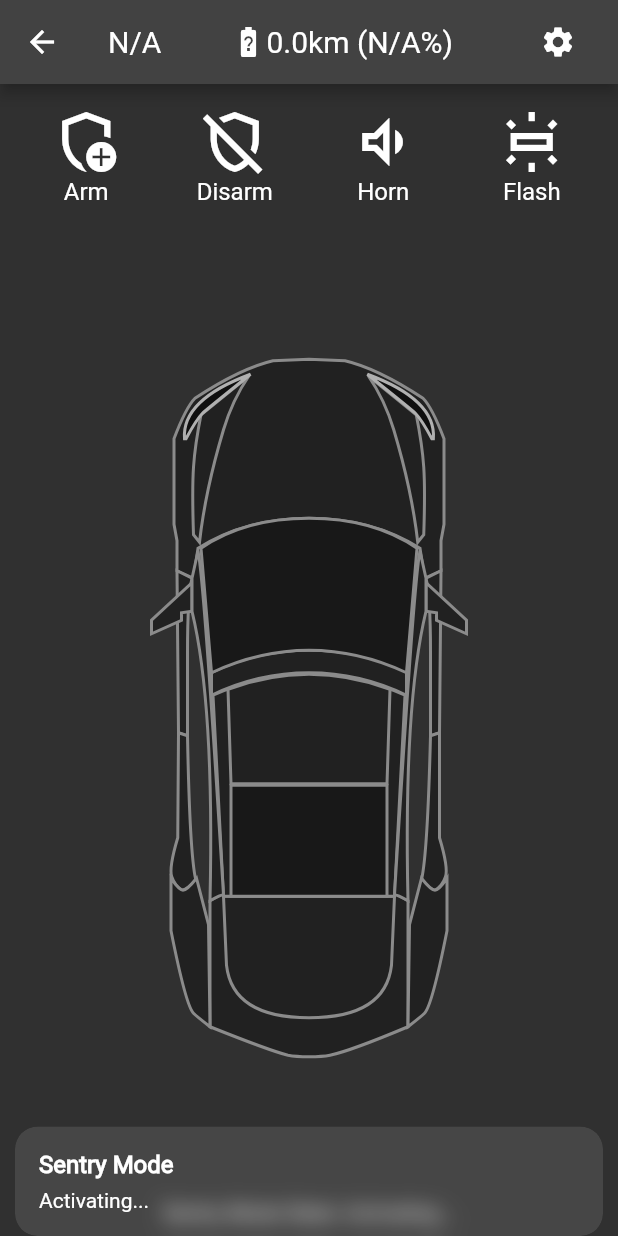
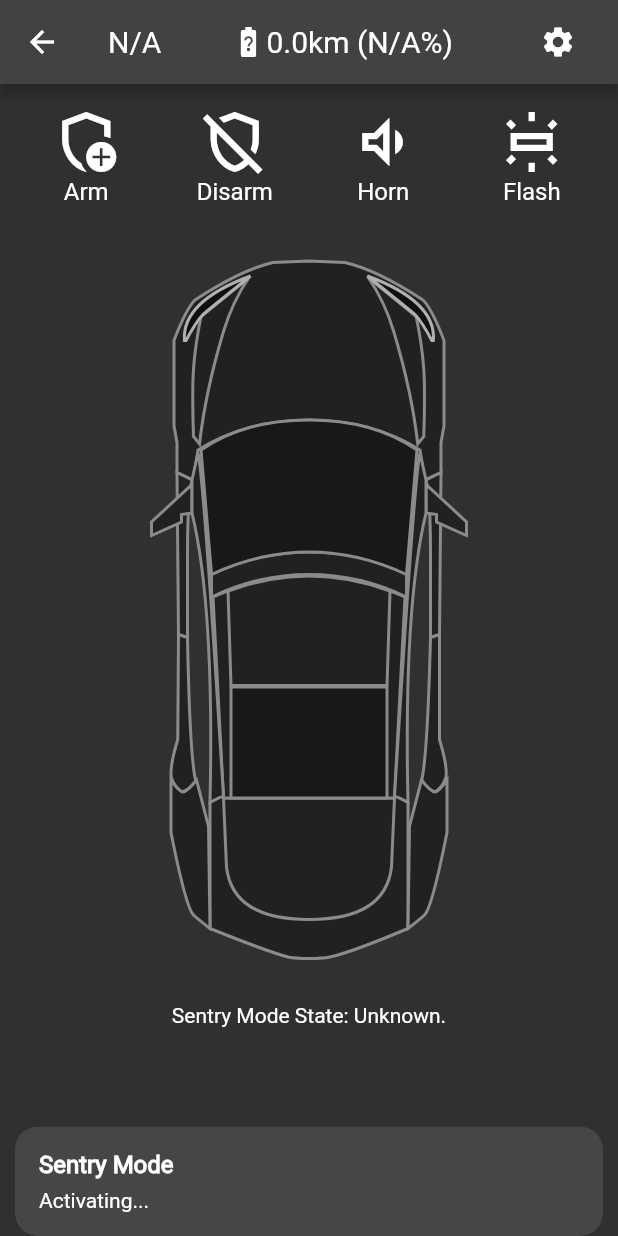
Before and after one commit to yakeer/DearT, a Flutter app: the HomeScreen screen opened by its route, after a tap on "Arm", on a phone screen of 412 x 824 dp. Run offline on Flutter 3.47's test engine with Material 2 defaults, Android fonts, the phone set to English and light mode, and no system bars; our stand-ins replace flutter_secure_storage, flutter_svg, get, webview_flutter; missing offline and left inert: flutter_settings_ui; accounts and stored records are empty; network calls fail; statements that could not run were skipped.

Commit message:
Refresh Data + SentryMode indicator.

```diff
--- a/lib/controllers/car_controller.dart
+++ b/lib/controllers/car_controller.dart
@@ -1,6 +1,74 @@
+import 'dart:async';
+
+import 'package:deart/models/enums/sentry_mode_state.dart';
+import 'package:deart/models/vehicle_data.dart';
+import 'package:deart/utils/storage_utils.dart';
+import 'package:deart/utils/tesla_api.dart';
 import 'package:get/get.dart';
 
 class CarController extends GetxController {
   Rx<int?> vehicleId = Rx(null);
   RxString vehicleName = RxString('N/A');
+  Rx<SentryModeState> sentryModeState = Rx(SentryModeState.unknown);
+  Rx<VehicleData?> vehicleData = Rx(null);
+
+  TeslaAPI api = Get.find<TeslaAPI>();
+
+  final List<StreamSubscription> subscriptions = [];
+
+  @override
+  void onInit() {
+    _loadVehicleData();
+    _loadSentryState();
+    super.onInit();
+  }
+
+  void _loadVehicleData() async {
+    vehicleData.value = await api.vehicleData();
+  }
+
+  void _loadSentryState() async {
+    String? stateFromStorage = await readStorageKey('sentryModeState');
+    if (stateFromStorage != null) {
+      sentryModeState.value = SentryModeState.values
+          .firstWhere((element) => element.toString() == stateFromStorage);
+    } else {
+      setSentryState(SentryModeState.unknown);
+    }
+
+    subscriptions.add(vehicleData.listen((data) async {
+      // Check Odometer if was on.
+      if (sentryModeState.value == SentryModeState.on) {
+        if (await containsStorageKey('sentryModeOnOdometer')) {
+          double? lastOdometer =
+              double.tryParse((await readStorageKey('sentryModeOnOdometer'))!);
+          if (lastOdometer != null) {
+            if (data!.vehicleState.odometer > lastOdometer) {
+              setSentryState(SentryModeState.off);
+            }
+          }
+        }
+      }
+    }));
+  }
+
+  void setSentryState(SentryModeState state) {
+    sentryModeState.value = state;
+
+    writeStorageKey('sentryModeState', state.toString());
+    if (vehicleData.value != null) {
+      writeStorageKey('sentryModeOnOdometer',
+          vehicleData.value!.vehicleState.odometer.toString());
+    }
+  }
+
+  @override
+  void onClose() {
+    // Close subscriptions.
+    for (var element in subscriptions) {
+      element.cancel();
+    }
+
+    super.onClose();
+  }
 }
--- a/lib/controllers/home_controller.dart
+++ b/lib/controllers/home_controller.dart
@@ -1,6 +1,7 @@
 import 'package:deart/controllers/car_controller.dart';
 import 'package:deart/globals.dart';
 import 'package:deart/models/charge_state.dart';
+import 'package:deart/models/enums/sentry_mode_state.dart';
 import 'package:deart/models/vehicle.dart';
 import 'package:deart/utils/storage_utils.dart';
 import 'package:deart/utils/tesla_api.dart';
@@ -8,17 +9,27 @@ import 'package:get/get.dart';
 
 class HomeController extends GetxController {
   Rx<ChargeState?> chargeState = Rx<ChargeState?>(null);
-  Rx<String> commandStatus = RxString('Ready.');
-  TeslaAPI api = TeslaAPI();
+  TeslaAPI api = Get.find<TeslaAPI>();
+  Rx<SentryModeState> sentryModeState = Rx(SentryModeState.unknown);
+
+  HomeController() {
+    Get.put(CarController());
+  }
 
   @override
-  void onInit() {
+  void onInit() async {
     // Load Vehicle Settings.
     loadVehicle().then((value) async {
       await loadChargeState();
+      await api.wakeUp();
+    });
 
-      // Wake up the car
-      await api.wakeUp();
+    // Init
+    sentryModeState.value = Get.find<CarController>().sentryModeState.value;
+
+    // And listen for changes.
+    Get.find<CarController>().sentryModeState.listen((state) {
+      sentryModeState.value = state;
     });
 
     super.onInit();
@@ -39,6 +50,8 @@ class HomeController extends GetxController {
   Future loadChargeState() async {
     ChargeState? result = await api.chargeState();
     chargeState.value = result;
+
+    update();
   }
 
   void turnOnSentry() async {
@@ -49,7 +62,6 @@ class HomeController extends GetxController {
       isDismissible: true,
     );
 
-    commandStatus.value = 'Activating...';
     bool success = await api.toggleSentry(true);
 
     Get.snackbar(
@@ -60,15 +72,13 @@ class HomeController extends GetxController {
     );
 
     if (success) {
-      commandStatus.value = 'Activated.';
+      Get.find<CarController>().setSentryState(SentryModeState.on);
     } else {
-      commandStatus.value = 'Error Activating!';
+      Get.find<CarController>().setSentryState(SentryModeState.unknown);
     }
   }
 
   void turnOffSentry() async {
-    commandStatus.value = 'Deactivating...';
-
     Get.snackbar(
       'Sentry Mode',
       'Deactivating...',
@@ -86,9 +96,9 @@ class HomeController extends GetxController {
     );
 
     if (success) {
-      commandStatus.value = 'Deactivated.';
+      Get.find<CarController>().setSentryState(SentryModeState.off);
     } else {
-      commandStatus.value = 'Error Deactivating!';
+      Get.find<CarController>().setSentryState(SentryModeState.unknown);
     }
   }
 
@@ -117,4 +127,24 @@ class HomeController extends GetxController {
   void goToSettings() {
     Get.toNamed('/settings');
   }
+
+  Future refreshState() async {
+    return loadVehicle().then((value) async {
+      await loadChargeState();
+
+      // Wake up the car
+      await api.wakeUp();
+    });
+  }
+
+  String sentryModeStateText(SentryModeState sentryModeState) {
+    switch (sentryModeState) {
+      case SentryModeState.unknown:
+        return "Unknown";
+      case SentryModeState.off:
+        return "Off";
+      case SentryModeState.on:
+        return "Engaged";
+    }
+  }
 }
--- a/lib/controllers/settings_controller.dart
+++ b/lib/controllers/settings_controller.dart
@@ -16,9 +16,6 @@ class SettingsController extends GetxController {
 
     Get.delete<HomeController>();
 
-    // Reset CarController
-    Get.lazyReplace(() => CarController());
-
     Get.offAllNamed('/');
   }
 }
--- /dev/null
+++ b/lib/models/enums/sentry_mode_state.dart
@@ -0,0 +1,5 @@
+enum SentryModeState {
+  unknown,
+  off,
+  on,
+}
--- /dev/null
+++ b/lib/models/vehicle_data.dart
@@ -0,0 +1,21 @@
+import 'package:deart/models/charge_state.dart';
+import 'package:deart/models/vehicle_state.dart';
+import 'package:json_annotation/json_annotation.dart';
+
+part 'vehicle_data.g.dart';
+
+@JsonSerializable(createToJson: false)
+class VehicleData {
+  @JsonKey(name: 'charge_state')
+  final ChargeState chargeState;
+
+  @JsonKey(name: 'vehicle_state')
+  final VehicleState vehicleState;
+
+  final String state;
+
+  VehicleData(this.chargeState, this.vehicleState, this.state);
+
+  factory VehicleData.fromJson(Map<String, dynamic> json) =>
+      _$VehicleDataFromJson(json);
+}
--- a/lib/screens/home.dart
+++ b/lib/screens/home.dart
@@ -28,7 +28,14 @@ class HomeScreen extends GetView<HomeController> {
     // than having to individually change instances of widgets.
     return GetX<HomeController>(
       init: HomeController(),
-      builder: (controller) => Scaffold(
+      builder: (controller) => RefreshIndicator(
+        displacement: Get.mediaQuery.size.height / 2,
+        backgroundColor: Get.theme.backgroundColor,
+        color: Colors.white,
+        strokeWidth: 3,
+        triggerMode: RefreshIndicatorTriggerMode.anywhere,
+        onRefresh: () => controller.refreshState(),
+        child: Scaffold(
           appBar: AppBar(
             // Here we take the value from the MyHomePage object that was created by
             // the App.build method, and use it to set our appbar title.
@@ -45,10 +52,10 @@ class HomeScreen extends GetView<HomeController> {
               ],
             ),
           ),
-        body: SafeArea(
-          child: Center(
+          body: SingleChildScrollView(
+            physics: const AlwaysScrollableScrollPhysics(),
             child: Column(
-              mainAxisAlignment: MainAxisAlignment.spaceBetween,
+              mainAxisAlignment: MainAxisAlignment.spaceAround,
               children: [
                 Padding(
                   padding: const EdgeInsets.all(8.0),
@@ -78,9 +85,12 @@ class HomeScreen extends GetView<HomeController> {
                     ],
                   ),
                 ),
-                SvgPicture.asset(
+                Padding(
+                  padding: const EdgeInsets.all(16.0),
+                  child: SvgPicture.asset(
                     'assets/images/upper_view.svg',
                     semanticsLabel: 'Upper view',
+                  ),
                 ),
                 Padding(
                   padding: const EdgeInsets.all(8.0),
@@ -91,13 +101,14 @@ class HomeScreen extends GetView<HomeController> {
                         'Sentry Mode State: ',
                       ),
                       Text(
-                        controller.commandStatus.value,
+                        '${controller.sentryModeStateText(
+                          controller.sentryModeState.value,
+                        )}.',
                       ),
                     ],
                   ),
                 ),
               ],
-            ),
             ),
           ),
           // floatingActionButton: FloatingActionButton(
@@ -106,6 +117,7 @@ class HomeScreen extends GetView<HomeController> {
           //   child: const Icon(Icons.add),
           // ), // This trailing comma makes auto-formatting nicer for build methods.
         ),
+      ),
     );
   }
 }
--- a/lib/utils/storage_utils.dart
+++ b/lib/utils/storage_utils.dart
@@ -1,4 +1,10 @@
 import 'package:flutter_secure_storage/flutter_secure_storage.dart';
+
+Future<bool> containsStorageKey(String key) {
+  FlutterSecureStorage storage = const FlutterSecureStorage();
+
+  return storage.containsKey(key: key);
+}
 
 Future<String?> readStorageKey(String key) async {
   FlutterSecureStorage storage = const FlutterSecureStorage();
--- a/lib/utils/tesla_api.dart
+++ b/lib/utils/tesla_api.dart
@@ -1,6 +1,7 @@
 import 'package:deart/constants.dart';
 import 'package:deart/models/charge_state.dart';
 import 'package:deart/models/command_result.dart';
+import 'package:deart/models/vehicle_data.dart';
 import 'package:deart/services/auth_service.dart';
 import 'package:deart/utils/api_utils.dart';
 import 'package:get/get.dart';
@@ -8,7 +9,7 @@ import 'package:http/http.dart' as http;
 import 'package:deart/globals.dart';
 import 'package:deart/models/vehicle.dart';
 
-class TeslaAPI {
+class TeslaAPI extends GetxService {
   final String baseURL = Constants.baseURL;
 
   Future<Vehicle?> getVehicle() async {
@@ -113,6 +114,30 @@ class TeslaAPI {
     }
   }
 
+  Future<VehicleData?> vehicleData() async {
+    String apiName = 'api/1/vehicles/${Globals.vehicleId}/vehicle_data';
+
+    Uri uri = _getUriByAPIName(apiName);
+
+    http.Response response = await http.get(
+      uri,
+      headers: _initHeaders(),
+    );
+
+    if (response.statusCode == 200) {
+      VehicleData vehicleData = parseResponse(response, VehicleData.fromJson);
+      return vehicleData;
+    } else if (response.statusCode == 408) {
+      if (await wakeUp()) {
+        return vehicleData();
+      } else {
+        return null;
+      }
+    } else {
+      return null;
+    }
+  }
+
   Future<bool> horn() async {
     String apiName = 'api/1/vehicles/${Globals.vehicleId}/command/honk_horn';
 
--- a/pubspec.yaml
+++ b/pubspec.yaml
@@ -15,7 +15,7 @@ publish_to: 'none' # Remove this line if you wish to publish to pub.dev
 # In iOS, build-name is used as CFBundleShortVersionString while build-number used as CFBundleVersion.
 # Read more about iOS versioning at
 # https://developer.apple.com/library/archive/documentation/General/Reference/InfoPlistKeyReference/Articles/CoreFoundationKeys.html
-version: 1.0.0+3
+version: 1.0.0+4
 
 environment:
   sdk: ">=2.15.1 <3.0.0"
```
Also changed, not shown: lib/controllers/welcome_controller.dart (+3 -4 lines), lib/models/vehicle_state.dart (added, +21 -0 lines), lib/models/vehicle_data.g.dart (added), lib/models/vehicle_state.g.dart (added), 1 other file. Lines whose indentation alone changed are shown as unchanged.
